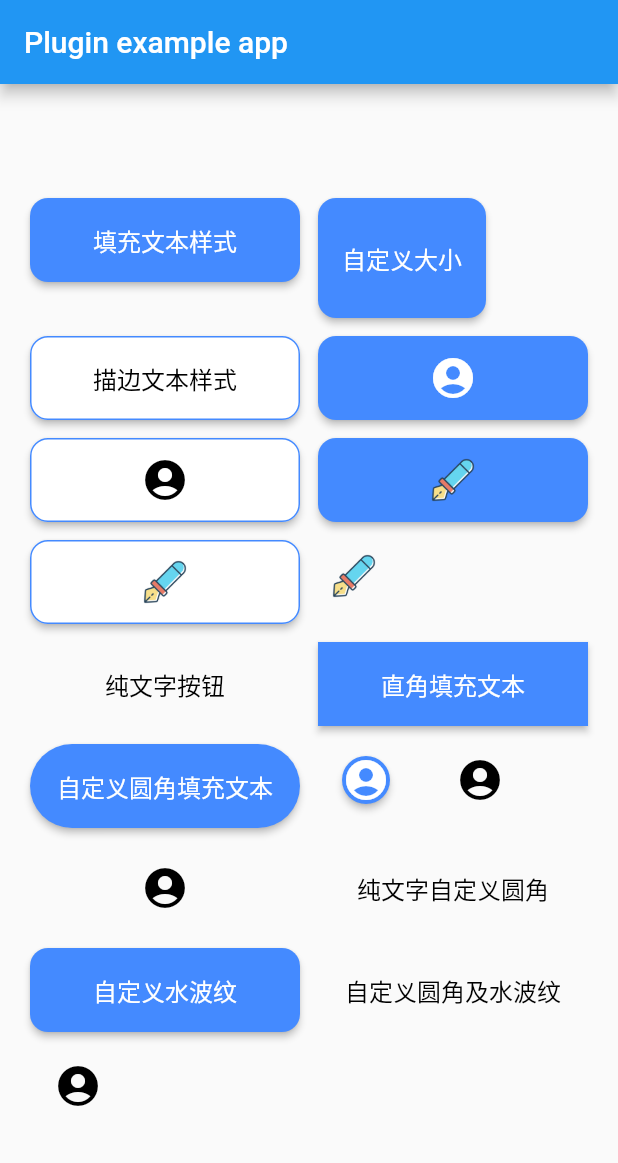
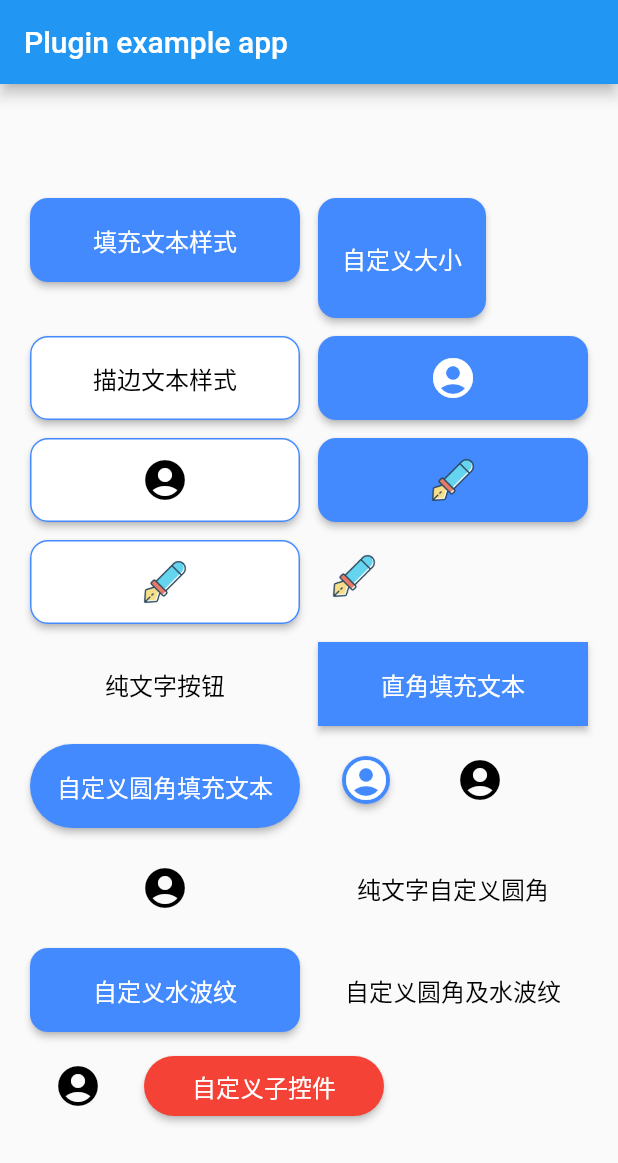
Before and after one commit to xypmhxy/Flutter-XButton, a Flutter app: the screen it shows after launch, on a phone screen of 412 x 824 dp. Shown: the top 1163 px of the screen. Run offline on Flutter 3.47's test engine with Material 2 defaults, Android fonts, the phone set to English and light mode, and no system bars.

Commit message:
增加自定义子控件的背景

```diff
--- a/example/lib/main.dart
+++ b/example/lib/main.dart
@@ -160,6 +160,18 @@ class _MyAppState extends State<MyApp> {
                       color: Colors.black,
                       size: 32,
                     )),
+                XButton(
+                  child: Text(
+                    "自定义子控件",
+                    style: TextStyle(fontSize: 16, color: Colors.white),
+                  ),
+                  buttonType: XButtonType.elevated,
+                  buttonShape: XButtonShape.roundRect,
+                  backgroundColor: Colors.red,
+                  padding: EdgeInsets.symmetric(vertical: 8, horizontal: 32),
+                  minSize: Size.zero,
+                  borderRadius: BorderRadius.all(Radius.circular(32)),
+                )
               ]),
         )),
       ),
--- a/example/pubspec.yaml
+++ b/example/pubspec.yaml
@@ -4,7 +4,7 @@ description: Demonstrates how to use the x_button plugin.
 # The following line prevents the package from being accidentally published to
 # pub.dev using `pub publish`. This is preferred for private packages.
 publish_to: 'none' # Remove this line if you wish to publish to pub.dev
-
+version: 1.0.0+1
 environment:
   sdk: ">=2.12.0 <3.0.0"
 
@@ -19,7 +19,6 @@ dependencies:
     # The example app is bundled with the plugin so we use a path dependency on
     # the parent directory to use the current plugin's version.
     path: ../
-  pangle_flutter: ^1.3.0
   # The following adds the Cupertino Icons font to your application.
   # Use with the CupertinoIcons class for iOS style icons.
   cupertino_icons: ^1.0.2
--- a/lib/xbutton.dart
+++ b/lib/xbutton.dart
@@ -14,6 +14,7 @@ class XButton extends StatelessWidget {
   final XButtonType? buttonType;
   final XButtonShape? buttonShape;
   final BorderRadiusGeometry? borderRadius;
+  final Color? backgroundColor;
   final Color? overlayColor;
   final Size? minSize;
   final EdgeInsetsGeometry? padding;
@@ -26,6 +27,7 @@ class XButton extends StatelessWidget {
       this.buttonShape,
       this.borderRadius,
       this.overlayColor,
+      this.backgroundColor,
       this.minSize,
       this.padding});
 
@@ -51,6 +53,7 @@ class XButton extends StatelessWidget {
     buttonStyle = buttonStyle.copyWith(
         shape: _getButtonShape(buttonStyle),
         overlayColor: _getOverlayColor(buttonStyle),
+        backgroundColor: _getBackgroundColor(buttonStyle),
         minimumSize: _getMinSize(buttonStyle),
         padding: _getPadding(buttonStyle));
     return buttonStyle;
@@ -97,6 +100,12 @@ class XButton extends StatelessWidget {
         : currentStyle.overlayColor;
   }
 
+  MaterialStateProperty<Color?>? _getBackgroundColor(ButtonStyle currentStyle) {
+    return backgroundColor != null
+        ? MaterialStateProperty.all(backgroundColor)
+        : currentStyle.backgroundColor;
+  }
+
   MaterialStateProperty<Size?>? _getMinSize(ButtonStyle currentStyle) {
     if (buttonShape == XButtonShape.circle) {
       return MaterialStateProperty.all(Size(1, 1));
@@ -121,6 +130,7 @@ class XButton extends StatelessWidget {
       this.buttonShape,
       this.borderRadius,
       this.overlayColor,
+      this.backgroundColor,
       this.minSize,
       this.padding})
       : child = icon;
@@ -139,6 +149,7 @@ class XButton extends StatelessWidget {
       this.buttonShape,
       this.borderRadius,
       this.overlayColor,
+      this.backgroundColor,
       this.minSize,
       this.padding})
       : child = Text(text,
@@ -162,6 +173,7 @@ class XButton extends StatelessWidget {
       this.buttonShape,
       this.borderRadius,
       this.overlayColor,
+      this.backgroundColor,
       this.minSize,
       this.padding})
       : child =
@@ -179,6 +191,7 @@ class XButton extends StatelessWidget {
       this.buttonShape,
       this.borderRadius,
       this.overlayColor,
+      this.backgroundColor,
       this.minSize,
       this.padding})
       : child = Image.file(File(path),
--- a/pubspec.yaml
+++ b/pubspec.yaml
@@ -1,6 +1,6 @@
 name: x_button
 description: XButton
-version: 0.0.1
+version: 0.0.3
 homepage: https://github.com/xypmhxy/Flutter-XButton
 
 environment:
```
Also changed, not shown: example/pubspec.lock, 2 other files.
